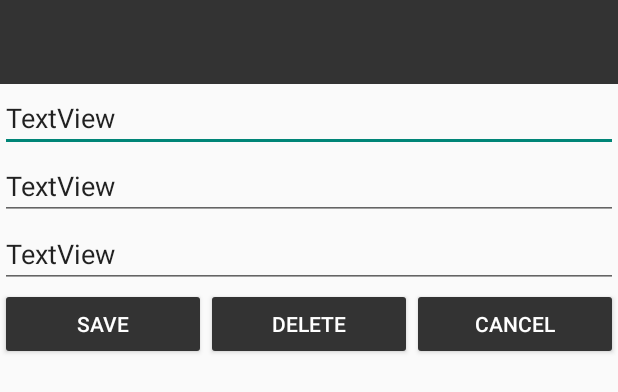
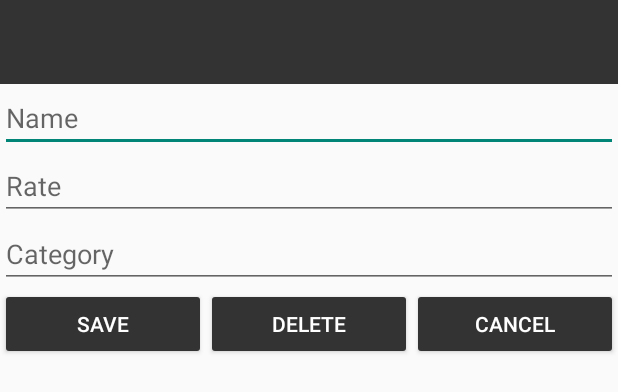
Before and after one commit to AndreiBaetica/Chippy, an Android app: the layout activity_admin_service_editor.xml on its own in the app's theme, with its tools: preview values and no code run, on a phone screen of 412 x 824 dp. Shown: the top 392 px of the screen. Run offline under Robolectric (Android 15) with nearby library versions, the phone set to English and light mode, and no system bars.

Commit message:
added addService, linked activities

```diff
--- a/Chippy/app/src/main/java/com/example/janieamyot/chippy/AdminWelcomePage.java
+++ b/Chippy/app/src/main/java/com/example/janieamyot/chippy/AdminWelcomePage.java
@@ -102,6 +102,11 @@ public class AdminWelcomePage extends AppCompatActivity {
         startActivity(intent);
     }
 
+    public void onClickAddNewService(View view){
+        Intent intent = new Intent(getApplicationContext(), AdminServiceEditor.class);
+        startActivity(intent);
+    }
+
     public void setupNavigationMenu(){
         //Setup toolbar
         Toolbar toolbar = findViewById(R.id.toolbar);
--- a/Chippy/app/src/main/java/com/example/janieamyot/chippy/Service.java
+++ b/Chippy/app/src/main/java/com/example/janieamyot/chippy/Service.java
@@ -6,7 +6,7 @@ public class Service {
     private String name;
     private Category category;
 
-    public Service(double hourlyRate, String name, Category category) {
+    public Service(String name, double hourlyRate, Category category) {
         this.hourlyRate = hourlyRate;
         this.name = name;
         this.category = category;
--- a/Chippy/app/src/main/res/layout/activity_admin_service_editor.xml
+++ b/Chippy/app/src/main/res/layout/activity_admin_service_editor.xml
@@ -23,19 +23,19 @@
             android:id="@+id/textView5"
             android:layout_width="match_parent"
             android:layout_height="wrap_content"
-            android:text="TextView" />
+            android:hint="Name" />
 
         <EditText
             android:id="@+id/textView6"
             android:layout_width="match_parent"
             android:layout_height="wrap_content"
-            android:text="TextView" />
+            android:hint="Rate" />
 
         <EditText
             android:id="@+id/textView7"
             android:layout_width="match_parent"
             android:layout_height="wrap_content"
-            android:text="TextView" />
+            android:hint="Category" />
     </LinearLayout>
 
     <LinearLayout
```
Also changed, not shown: Chippy/app/src/main/java/com/example/janieamyot/chippy/AdminServiceEditor.java (+26 -0 lines), Chippy/app/src/main/res/layout/activity_admin_page.xml (+4 -3 lines).
